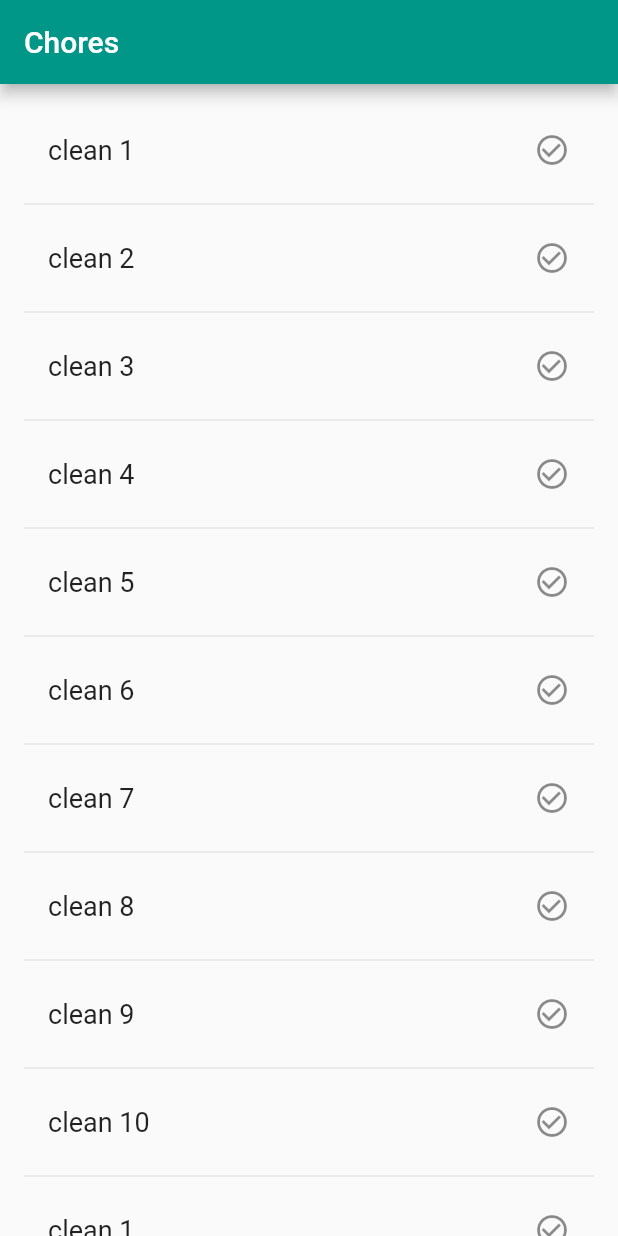
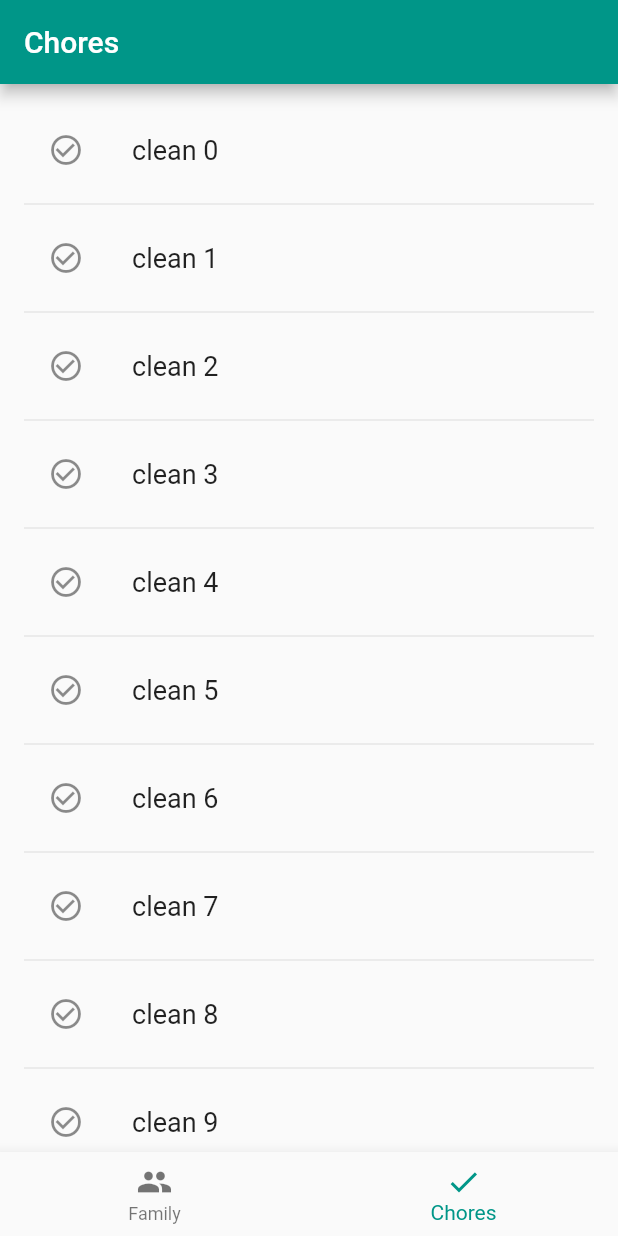
Before and after one commit to adamstegman/chores, a Flutter app: the screen it shows after launch, on a phone screen of 412 x 824 dp. Run offline on Flutter 3.47's test engine with Material 2 defaults, Android fonts, the light colour scheme and no system bars.

Commit message:
Add navigation

```diff
--- a/lib/chore.dart
+++ /dev/null
@@ -1,8 +0,0 @@
-class Chore {
-  String name;
-  bool completed;
-
-  Chore({required String name, bool completed = false})
-      : this.name = name,
-        this.completed = completed;
-}
--- /dev/null
+++ b/lib/chores/chore.dart
@@ -0,0 +1,6 @@
+class Chore {
+  String name;
+  bool completed;
+
+  Chore({required this.name, this.completed = false});
+}
--- /dev/null
+++ b/lib/chores/chore_list.dart
@@ -0,0 +1,42 @@
+import 'package:flutter/material.dart';
+
+import 'chore.dart';
+
+typedef ToggleAtIndex = void Function(int index);
+
+class ChoreList extends StatelessWidget {
+  final ToggleAtIndex toggleChoreCompleted;
+  final Iterable<Chore> chores;
+  final _biggerFont = const TextStyle(fontSize: 18.0);
+
+  ChoreList({Key? key, required this.chores, required this.toggleChoreCompleted}) : super(key: key);
+
+  @override
+  Widget build(BuildContext context) {
+    return ListView.builder(
+      padding: const EdgeInsets.all(16.0),
+      itemBuilder: (context, i) {
+        if (i.isOdd) return const Divider();
+
+        final index = i ~/ 2;
+        return _buildRow(index, context: context);
+      },
+    );
+  }
+
+  Widget _buildRow(int index, {required BuildContext context}) {
+    final chore = _getChore(index);
+    return ListTile(
+      title: Text(chore.name, style: _biggerFont),
+      leading: Icon(
+        chore.completed ? Icons.done : Icons.check_circle_outline,
+        color: chore.completed ? Theme.of(context).accentColor : null,
+      ),
+      onTap: () => toggleChoreCompleted(index),
+    );
+  }
+
+  Chore _getChore(int index) {
+    return chores.elementAt(index);
+  }
+}
--- /dev/null
+++ b/lib/chores/chores_page.dart
@@ -0,0 +1,39 @@
+import 'package:flutter/material.dart';
+
+import 'chore.dart';
+import 'chore_list.dart';
+
+class ChoresPage extends StatefulWidget {
+  @override
+  _ChoresPageState createState() => _ChoresPageState();
+}
+
+class _ChoresPageState extends State<ChoresPage> {
+  final _completedChoreIndexes = <int>[];
+
+  @override
+  Widget build(BuildContext context) {
+    return ChoreList(chores: _generateChores(), toggleChoreCompleted: _toggleChoreCompleted);
+  }
+
+  // TODO: actual storage
+  Iterable<Chore> _generateChores() sync* {
+    var index = 0;
+
+    // We're in a sync* function, so `while (true)` is okay.
+    while (true) {
+      yield Chore(name: 'clean $index', completed: _completedChoreIndexes.contains(index));
+      index++;
+    }
+  }
+
+  void _toggleChoreCompleted(int index) {
+    setState(() {
+      if (_completedChoreIndexes.contains(index)) {
+        _completedChoreIndexes.remove(index);
+      } else {
+        _completedChoreIndexes.add(index);
+      }
+    });
+  }
+}
--- a/lib/constants.dart
+++ /dev/null
@@ -1 +0,0 @@
-const APP_NAME = 'Chores';
--- a/lib/views/app.dart
+++ b/lib/core/app.dart
@@ -1,19 +1,22 @@
+import 'package:chores/core/home_page.dart';
 import 'package:flutter/material.dart';
 
-import '../constants.dart';
-import 'chores_home.dart';
+import 'constants.dart';
 
 class ChoresApp extends StatelessWidget {
-  // This widget is the root of your application.
   @override
   Widget build(BuildContext context) {
     return MaterialApp(
       title: APP_NAME,
       theme: ThemeData(
-        // This is the theme of your application.
+        brightness: Brightness.light,
         primarySwatch: Colors.teal,
       ),
-      home: ChoresHome(),
+      darkTheme: ThemeData(
+        brightness: Brightness.dark,
+        primarySwatch: Colors.teal,
+      ),
+      home: HomePage(),
     );
   }
 }
--- /dev/null
+++ b/lib/core/constants.dart
@@ -0,0 +1,6 @@
+const APP_NAME = 'Chores';
+
+const CHORES_KEY = 'chores';
+const CHORES_TITLE = 'Chores';
+const FAMILY_KEY = 'family';
+const FAMILY_TITLE = 'Family';
--- /dev/null
+++ b/lib/core/home_page.dart
@@ -0,0 +1,67 @@
+import 'package:flutter/material.dart';
+
+import '../chores/chores_page.dart';
+import '../family/family_page.dart';
+import 'constants.dart';
+
+class NavItem {
+  final String label;
+  final Icon icon;
+  final Widget widget;
+
+  NavItem({required this.label, required this.icon, required this.widget});
+}
+
+class HomePage extends StatefulWidget {
+  @override
+  _HomePageState createState() => _HomePageState();
+}
+
+class _HomePageState extends State<HomePage> {
+  final _title = Text(APP_NAME);
+  final _navItems = [
+    NavItem(
+      icon: Icon(Icons.people),
+      label: FAMILY_TITLE,
+      widget: FamilyPage(),
+    ),
+    NavItem(
+      icon: Icon(Icons.check),
+      label: CHORES_TITLE,
+      widget: ChoresPage(),
+    ),
+  ];
+  int _selectedNavIndex = 1;
+
+  @override
+  Widget build(BuildContext context) {
+    return Scaffold(
+      appBar: AppBar(
+        title: _title,
+      ),
+      body: Center(
+        child: IndexedStack(
+          children: _navItems.map((item) => item.widget).toList(),
+          index: _selectedNavIndex,
+        ),
+      ),
+      bottomNavigationBar: BottomNavigationBar(
+        items: _navItems.map((item) => BottomNavigationBarItem(icon: item.icon, label: item.label)).toList(),
+        currentIndex: _selectedNavIndex,
+        selectedItemColor: Theme.of(context).accentColor,
+        onTap: _setSelectedNavIndex,
+      ),
+
+      // TODO: NewChore component
+      // floatingActionButton: FloatingActionButton(
+      //   onPressed: _incrementCounter,
+      //   tooltip: 'Increment',
+      //   child: Icon(Icons.add),
+      // ), // This trailing comma makes auto-formatting nicer for build methods.
+    );
+  }
+
+  void _setSelectedNavIndex(int index) {
+    setState(() => _selectedNavIndex = index);
+  }
+}
--- a/lib/main.dart
+++ b/lib/main.dart
@@ -1,5 +1,5 @@
 import 'package:flutter/material.dart';
 
-import 'views/app.dart';
+import 'core/app.dart';
 
 void main() => runApp(ChoresApp());
--- a/lib/views/chore_list.dart
+++ /dev/null
@@ -1,56 +0,0 @@
-import 'package:flutter/material.dart';
-
-import '../chore.dart';
-
-class ChoreListView extends StatefulWidget {
-  @override
-  _ChoreListViewState createState() => _ChoreListViewState();
-}
-
-class _ChoreListViewState extends State<ChoreListView> {
-  final _chores = <Chore>[];
-  final _biggerFont = const TextStyle(fontSize: 18.0);
-
-  @override
-  Widget build(BuildContext context) {
-    return _buildChores();
-  }
-
-  Widget _buildChores() {
-    return ListView.builder(
-      padding: const EdgeInsets.all(16.0),
-      itemBuilder: (context, i) {
-        if (i.isOdd) return const Divider();
-
-        final index = i ~/ 2;
-        if (index >= _chores.length) {
-          _chores.addAll(generateChores().take(10));
-        }
-        // TODO: skip if completed
-        return _buildRow(_chores[index]);
-      },
-    );
-  }
-
-  Widget _buildRow(Chore chore) {
-    return ListTile(
-      title: Text(chore.name, style: _biggerFont),
-      trailing: Icon(
-        chore.completed ? Icons.done : Icons.check_circle_outline,
-        color: chore.completed ? Colors.green : null,
-      ),
-      onTap: () => setState(() => chore.completed = !chore.completed),
-    );
-  }
-
-  // TODO: actual storage
-  Iterable<Chore> generateChores() sync* {
-    var index = 0;
-
-    // We're in a sync* function, so `while (true)` is okay.
-    while (true) {
-      index++;
-      yield Chore(name: 'clean $index');
-    }
-  }
-}
--- a/lib/views/chores_home.dart
+++ /dev/null
@@ -1,25 +0,0 @@
-import 'package:flutter/material.dart';
-
-import '../constants.dart';
-import 'chore_list.dart';
-
-class ChoresHome extends StatelessWidget {
-  @override
-  Widget build(BuildContext context) {
-    return Scaffold(
-      appBar: AppBar(
-        title: Text(APP_NAME),
-      ),
-      body: Center(
-        child: ChoreListView(),
-      ),
-
-      // TODO: NewChore component
-      // floatingActionButton: FloatingActionButton(
-      //   onPressed: _incrementCounter,
-      //   tooltip: 'Increment',
-      //   child: Icon(Icons.add),
-      // ), // This trailing comma makes auto-formatting nicer for build methods.
-    );
-  }
-}
```
Also changed, not shown: lib/family/family_page.dart (added, +13 -0 lines), 3 other files.
